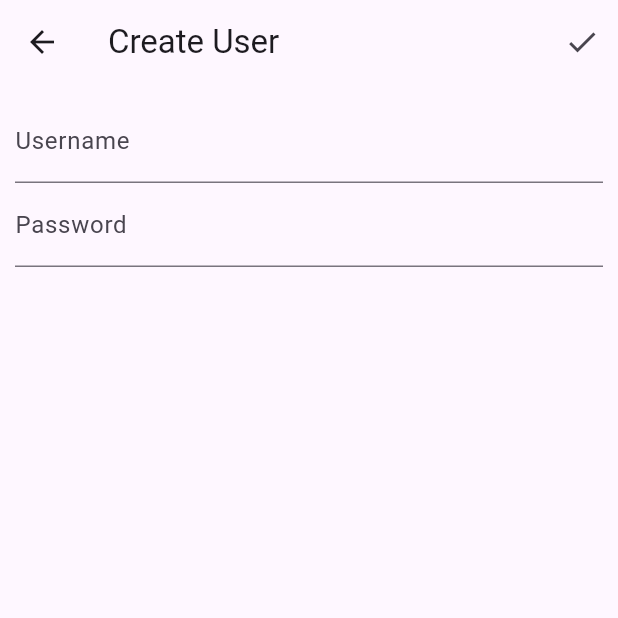
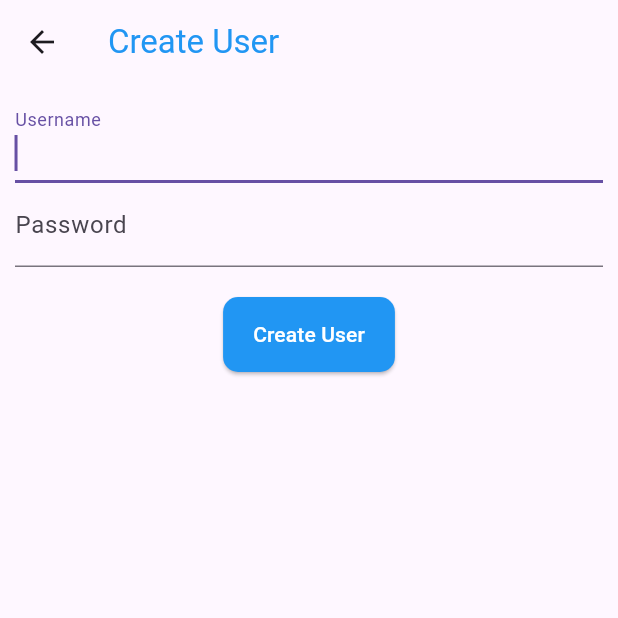
Before and after one commit to AymanButmah/Login_intro, a Flutter app: the Archive screen opened directly, after a tap on the "add" icon, on a phone screen of 412 x 824 dp, the top half of it. Run offline on Flutter 3.47's test engine with Material 3 defaults, Android fonts, the phone set to English and light mode, and no system bars; our stand-ins replace get, icons_plus, shared_preferences, sqflite; accounts and stored records are empty.

Commit message:
FocusSystem/Kyeboard/Design/CleanCode

```diff
--- a/lib/views/archive.dart
+++ b/lib/views/archive.dart
@@ -2,7 +2,6 @@
 
 import 'package:flutter/material.dart';
 import 'package:get/get.dart';
-import 'package:intro_project/models/user.dart';
 import 'package:intro_project/providers/provider.dart';
 import 'package:intro_project/views/create_userPage.dart';
 import 'package:intro_project/views/edit_userPage.dart';
@@ -18,9 +17,6 @@ class Archive extends StatefulWidget {
 }
 
 class _ArchiveState extends State<Archive> {
-  // late DatabaseHelper handler;
-
-  late Stream<List<User>> usersStream;
   final db = Get.find<DatabaseHelper>();
   final formKey = GlobalKey<FormState>();
 
@@ -34,24 +30,16 @@ class _ArchiveState extends State<Archive> {
   @override
   void initState() {
     chadMethod();
-
     super.initState();
   }
 
   chadMethod() async {
     await Get.find<DatabaseHelper>().init();
-
-    // Get.find<DatabaseHelper>().listenAllUsers().listen((event) {
-    //   userData = event.map((e) => User.fromJson(e)).toList();
-    // });
     await Get.find<DatabaseHelper>().getUsers();
     filteredData.value = userData;
   }
 
-  Future<List<User>> getAllUsers() {
-    return Get.find<DatabaseHelper>().getUsers();
-  }
-
+  //filter
   void searchUser() {
     filteredData.value = userData
         .where((user) =>
@@ -61,7 +49,6 @@ class _ArchiveState extends State<Archive> {
 
   void _deleteData(int id) async {
     await Get.find<DatabaseHelper>().deleteUser(id);
-
     ScaffoldMessenger.of(context).showSnackBar(
       const SnackBar(
         backgroundColor: Colors.red,
@@ -88,7 +75,10 @@ class _ArchiveState extends State<Archive> {
                             builder: (context) => const WelcomeScreen()));
                   },
                   icon: const Icon(Icons.arrow_back_rounded)),
-              const Text("User List"),
+              const Text(
+                "User List",
+                style: TextStyle(color: Colors.blue),
+              ),
             ],
           ),
         ),
@@ -113,7 +103,6 @@ class _ArchiveState extends State<Archive> {
               onChanged: (value) {
                 if (value.isNotEmpty) {
                   print("Search");
-
                   searchUser();
                 } else {
                   filteredData.value = userData;
@@ -130,8 +119,6 @@ class _ArchiveState extends State<Archive> {
               () => filteredData.value.isEmpty
                   ? const Center(child: Text('No users available'))
                   : Builder(
-                      // future: users,listenAllUsers
-                      //userStream
                       builder: (context) {
                         return Obx(
                           () => ListView.builder(
@@ -155,14 +142,16 @@ class _ArchiveState extends State<Archive> {
                                     borderRadius: BorderRadius.circular(15),
                                   ),
                                   child: ListTile(
-                                    title: Text(filteredData.value[index].userId
-                                            ?.toString() ??
-                                        ""),
+                                    title: Text(
+                                      "User ID: ${filteredData.value[index].userId?.toString() ?? ""}",
+                                      style:
+                                          const TextStyle(color: Colors.blue),
+                                    ),
                                     subtitle: Text(
-                                        filteredData.value[index].userName ??
-                                            ""),
+                                        "Name: ${filteredData.value[index].userName ?? ""} "),
                                     trailing: IconButton(
                                       icon: const Icon(Icons.delete),
+                                      color: Colors.red,
                                       onPressed: () {
                                         // db.deleteUser(userList[index].userId!);
                                         _deleteData(
@@ -194,7 +183,7 @@ class _ArchiveState extends State<Archive> {
                       MaterialStateProperty.all<Color>(Colors.white),
                   elevation: MaterialStateProperty.all<double>(5.0),
                   padding: MaterialStateProperty.all<EdgeInsets>(
-                    const EdgeInsets.symmetric(horizontal: 80, vertical: 10),
+                    const EdgeInsets.symmetric(horizontal: 50, vertical: 10),
                   ),
                   shape: MaterialStateProperty.all<RoundedRectangleBorder>(
                     RoundedRectangleBorder(
--- a/lib/views/create_userPage.dart
+++ b/lib/views/create_userPage.dart
@@ -1,12 +1,10 @@
-// ignore_for_file: file_names
-
 import 'package:flutter/material.dart';
 import 'package:get/get.dart';
 import 'package:intro_project/models/user.dart';
 import 'package:intro_project/sql/sqlite.dart';
 
 class CreateUser extends StatefulWidget {
-  const CreateUser({super.key});
+  const CreateUser({Key? key}) : super(key: key);
 
   @override
   State<CreateUser> createState() => _CreateUserState();
@@ -16,16 +14,85 @@ class _CreateUserState extends State<CreateUser> {
   final username = TextEditingController();
   final password = TextEditingController();
   final formKey = GlobalKey<FormState>();
+  final db = Get.find<DatabaseHelper>();
 
-  final db = Get.find<DatabaseHelper>();
+  @override
+  void dispose() {
+    username.dispose();
+    password.dispose();
+    super.dispose();
+  }
+
   @override
   Widget build(BuildContext context) {
     return Scaffold(
       appBar: AppBar(
-        title: const Text("Create User"),
-        actions: [
-          IconButton(
+        title: const Text(
+          "Create User",
+          style: TextStyle(color: Colors.blue),
+        ),
+      ),
+      body: Form(
+        key: formKey,
+        child: Padding(
+          padding: const EdgeInsets.all(10.0),
+          child: Column(
+            children: [
+              TextFormField(
+                autofocus: true,
+                controller: username,
+                validator: (value) {
+                  if (value!.isEmpty) {
+                    return "Username is required";
+                  }
+                  return null;
+                },
+                decoration: const InputDecoration(
+                  labelText: "Username",
+                ),
+                onEditingComplete: () {
+                  FocusScope.of(context).nextFocus();
+                },
+              ),
+              TextFormField(
+                controller: password,
+                validator: (value) {
+                  if (value!.isEmpty) {
+                    return "Password is required";
+                  }
+                  return null;
+                },
+                decoration: const InputDecoration(
+                  labelText: "Password",
+                ),
+                onEditingComplete: () {
+                  _submitForm();
+                },
+              ),
+              const SizedBox(height: 20),
+              ElevatedButton(
                 onPressed: () {
+                  _submitForm();
+                },
+                style: ElevatedButton.styleFrom(
+                  foregroundColor: Colors.white,
+                  backgroundColor: Colors.blue,
+                  padding:
+                      const EdgeInsets.symmetric(horizontal: 20, vertical: 15),
+                  shape: RoundedRectangleBorder(
+                    borderRadius: BorderRadius.circular(10),
+                  ),
+                ),
+                child: const Text("Create User"),
+              ),
+            ],
+          ),
+        ),
+      ),
+    );
+  }
+
+  void _submitForm() {
     if (formKey.currentState!.validate()) {
       db
           .createUser(User(
@@ -36,43 +103,5 @@ class _CreateUserState extends State<CreateUser> {
         Navigator.of(context).pop(true);
       });
     }
-              },
-              icon: const Icon(Icons.check))
-        ],
-      ),
-      body: Form(
-          key: formKey,
-          child: Padding(
-            padding: const EdgeInsets.all(10.0),
-            child: Column(
-              children: [
-                TextFormField(
-                  controller: username,
-                  validator: (value) {
-                    if (value!.isEmpty) {
-                      return "Username is required";
-                    }
-                    return null;
-                  },
-                  decoration: const InputDecoration(
-                    label: Text("Username"),
-                  ),
-                ),
-                TextFormField(
-                  controller: password,
-                  validator: (value) {
-                    if (value!.isEmpty) {
-                      return "Password is required";
-                    }
-                    return null;
-                  },
-                  decoration: const InputDecoration(
-                    label: Text("Password"),
-                  ),
-                ),
-              ],
-            ),
-          )),
-    );
   }
 }
```
Also changed, not shown: lib/sql/sqlite.dart (+1 -27 lines), lib/views/edit_userPage.dart (+45 -1 lines), lib/views/signin_screen.dart (+37 -24 lines), lib/views/signup_screen.dart (+40 -8 lines). Lines whose indentation alone changed are shown as unchanged.
